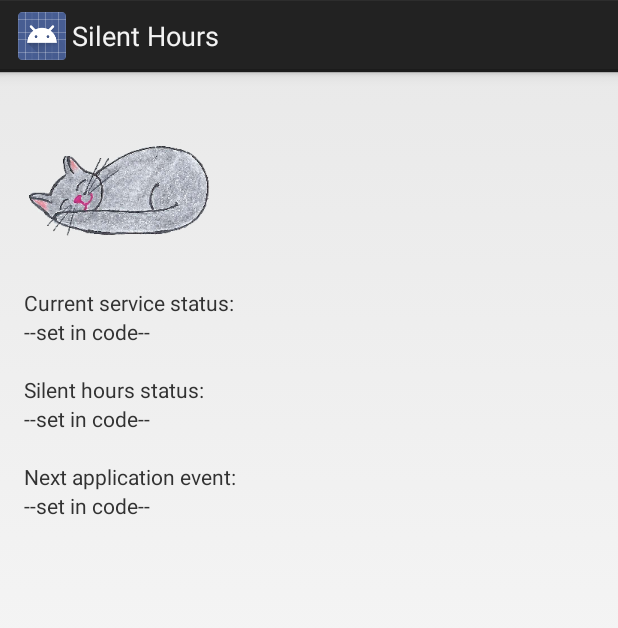
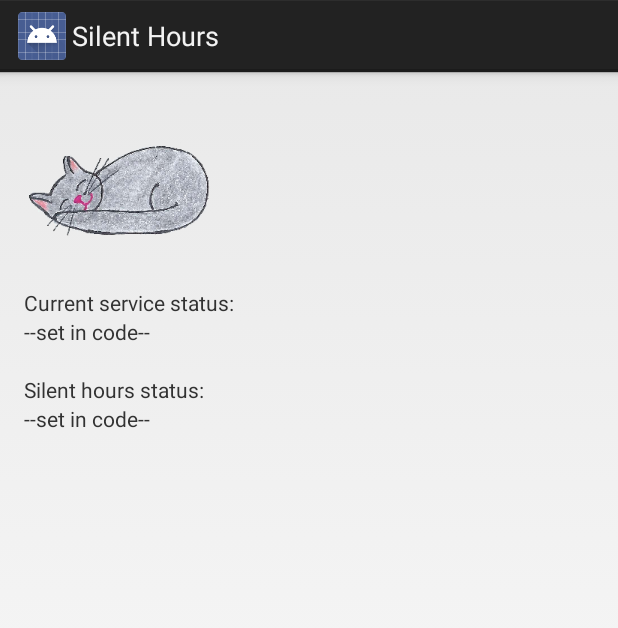
Before and after one commit to josteink/silenthours, an Android app: the layout activity_main.xml on its own in the app's theme, with its tools: preview values and no code run, on a phone screen of 412 x 824 dp. Shown: the top 628 px of the screen. Run offline under Robolectric (Android 15) with nearby library versions, the phone set to English and light mode, and no system bars.

Commit message:
Cut down on alarm-events. Dont lose ringer-mode on repeated invocation. Dont reset more than needed.

```diff
--- a/SilentHours/src/main/java/net/kjonigsen/silenthours/BootReceiver.java
+++ b/SilentHours/src/main/java/net/kjonigsen/silenthours/BootReceiver.java
@@ -8,16 +8,12 @@ import android.content.Intent;
  * Created by jostein on 08/09/13.
  */
 public class BootReceiver extends BroadcastReceiver {
+
     @Override
     public void onReceive(Context context, Intent intent) {
-        // BOOT COMPLETED should start service.
-        // http://stackoverflow.com/questions/5051687/broadcastreceiver-not-receiving-boot-completed
-        // What else can we receive? Checks docs.
-
         // initial reset may be needed on app start.
         ActivationManager.resetStateFor(context);
 
         ActivationManager.setStateFor(context);
-        //ServiceManager.startStopService(context);
     }
 }
--- a/SilentHours/src/main/java/net/kjonigsen/silenthours/ServiceStatus.java
+++ b/SilentHours/src/main/java/net/kjonigsen/silenthours/ServiceStatus.java
@@ -1,4 +1,6 @@
 package net.kjonigsen.silenthours;
+
+import java.util.Date;
 
 /**
  * Created by jostein on 23/09/13.
@@ -6,4 +8,5 @@ package net.kjonigsen.silenthours;
 public class ServiceStatus {
     public boolean SilentHoursEnabled;
     public int OriginalRingerMode;
+    public Date LastQueuedEvent;
 }
--- a/SilentHours/src/main/res/layout/activity_main.xml
+++ b/SilentHours/src/main/res/layout/activity_main.xml
@@ -13,7 +13,6 @@
         android:layout_height="wrap_content"
         android:orientation="vertical">
 
-
         <ImageView
             android:layout_width="128dp"
             android:layout_height="128dp"
@@ -22,7 +21,7 @@
         <TextView
             android:layout_width="wrap_content"
             android:layout_height="wrap_content"
-            android:text="Current service status:" />
+            android:text="@string/current_service_status" />
 
         <TextView
             android:id="@+id/text_service_status"
@@ -38,7 +37,7 @@
         <TextView
             android:layout_width="wrap_content"
             android:layout_height="wrap_content"
-            android:text="Silent hours status:" />
+            android:text="@string/silent_hours_status" />
 
         <TextView
             android:id="@+id/text_silent_status"
@@ -51,16 +50,7 @@
             android:layout_height="wrap_content"
             android:text="" />
 
-        <TextView
-            android:layout_width="wrap_content"
-            android:layout_height="wrap_content"
-            android:text="Next application event:" />
 
-        <TextView
-            android:id="@+id/text_next_event"
-            android:layout_width="wrap_content"
-            android:layout_height="wrap_content"
-            android:text="--set in code--" />
     </LinearLayout>
 
 </RelativeLayout>
--- a/SilentHours/src/main/res/values/strings.xml
+++ b/SilentHours/src/main/res/values/strings.xml
@@ -9,4 +9,9 @@
     <string name="service_stopped">Silent hours inactive.</string>
     <string name="local_service_label">Silent hours</string>
 
+    <string name="enabled">Enabled</string>
+    <string name="inactive">Inactive</string>
+
+    <string name="current_service_status">Current service status:</string>
+    <string name="silent_hours_status">Silent hours status:</string>
 </resources>
```
Also changed, not shown: SilentHours/src/main/java/net/kjonigsen/silenthours/ActivationManager.java (+43 -45 lines), SilentHours/src/main/java/net/kjonigsen/silenthours/LocalService.java (deleted, +0 -130 lines), SilentHours/src/main/java/net/kjonigsen/silenthours/MainActivity.java (+3 -9 lines), SilentHours/src/main/java/net/kjonigsen/silenthours/ServiceManager.java (deleted, +0 -33 lines), SilentHours/src/main/java/net/kjonigsen/silenthours/ServiceStatusProvider.java (+12 -0 lines).
